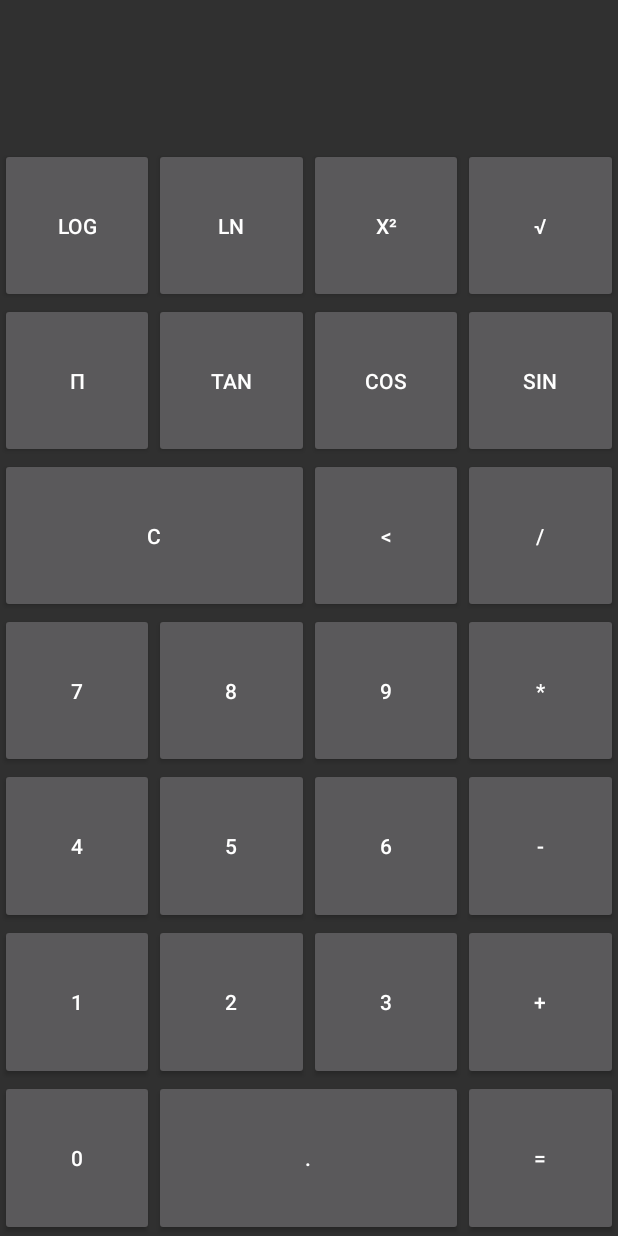
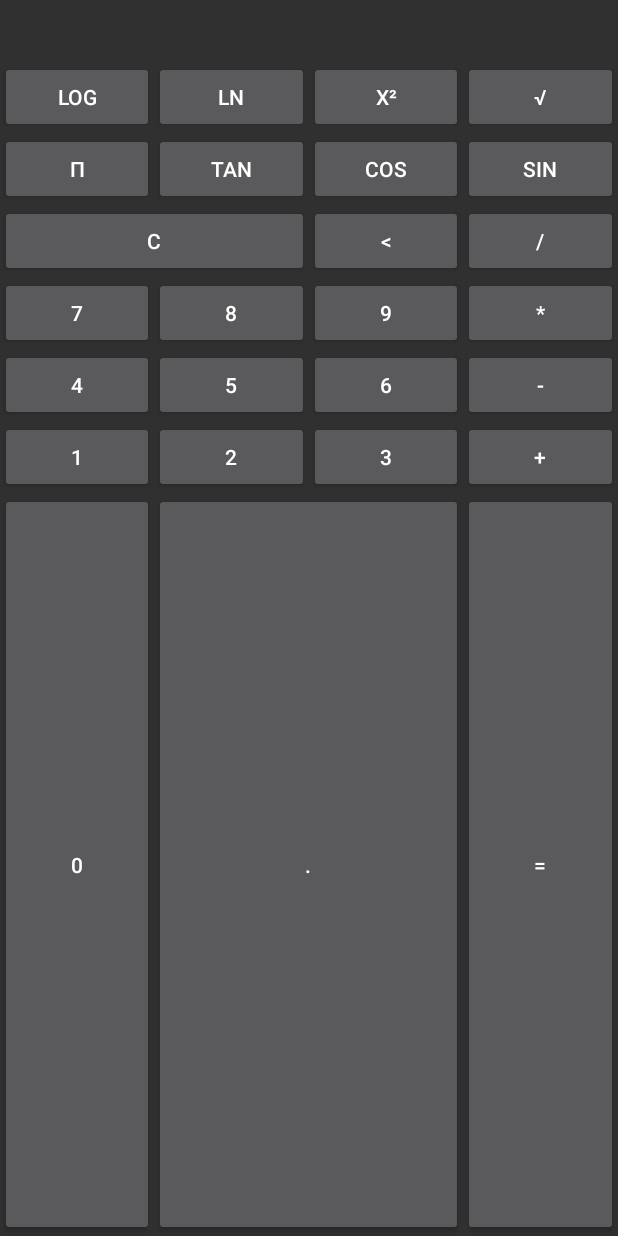
Before and after one commit to shaxi1/Android-Calculator, an Android app: the AdvancedCalcActivity screen opened directly, with no data from a screen before it, on a phone screen of 412 x 824 dp. Run offline under Robolectric (Android 15) with nearby library versions, the phone set to English and light mode, and no system bars.

Commit message:
Fix scaling on advanced calc view

```diff
--- a/app/src/main/res/layout/activity_advanced_calc.xml
+++ b/app/src/main/res/layout/activity_advanced_calc.xml
@@ -3,7 +3,8 @@
     android:layout_width="match_parent"
     android:layout_height="match_parent"
     android:columnCount="4"
-    android:rowCount="8">
+    android:rowCount="8"
+    android:useDefaultMargins="false">
 
     <TextView
         android:id="@+id/tv_result"
@@ -15,8 +16,8 @@
         android:layout_gravity="fill_horizontal"
         android:gravity="end"
         android:layout_columnWeight="1"
-        android:layout_rowWeight="1"
-        android:padding="1dp" />
+        android:layout_width="0dp"
+        android:layout_height="wrap_content"/>
 
     <Button
         android:id="@+id/btn_square"
@@ -24,7 +25,8 @@
         android:layout_column="3"
         android:layout_row="1"
         android:layout_columnWeight="1"
-        android:layout_rowWeight="1"
+        android:layout_width="0dp"
+        android:layout_height="wrap_content"
         android:layout_gravity="fill"/>
 
     <Button
@@ -33,7 +35,8 @@
         android:layout_column="2"
         android:layout_row="1"
         android:layout_columnWeight="1"
-        android:layout_rowWeight="1"
+        android:layout_width="0dp"
+        android:layout_height="wrap_content"
         android:layout_gravity="fill"/>
 
     <Button
@@ -42,7 +45,8 @@
         android:layout_column="1"
         android:layout_row="1"
         android:layout_columnWeight="1"
-        android:layout_rowWeight="1"
+        android:layout_width="0dp"
+        android:layout_height="wrap_content"
         android:layout_gravity="fill"/>
     <Button
         android:id="@+id/btn_log"
@@ -50,7 +54,8 @@
         android:layout_column="0"
         android:layout_row="1"
         android:layout_columnWeight="1"
-        android:layout_rowWeight="1"
+        android:layout_width="0dp"
+        android:layout_height="wrap_content"
         android:layout_gravity="fill"/>
 
     <Button
@@ -59,7 +64,8 @@
         android:layout_column="3"
         android:layout_row="2"
         android:layout_columnWeight="1"
-        android:layout_rowWeight="1"
+        android:layout_width="0dp"
+        android:layout_height="wrap_content"
         android:layout_gravity="fill"/>
 
     <Button
@@ -68,7 +74,8 @@
         android:layout_column="2"
         android:layout_row="2"
         android:layout_columnWeight="1"
-        android:layout_rowWeight="1"
+        android:layout_width="0dp"
+        android:layout_height="wrap_content"
         android:layout_gravity="fill"/>
 
     <Button
@@ -77,7 +84,8 @@
         android:layout_column="1"
         android:layout_row="2"
         android:layout_columnWeight="1"
-        android:layout_rowWeight="1"
+        android:layout_width="0dp"
+        android:layout_height="wrap_content"
         android:layout_gravity="fill"/>
 
     <Button
@@ -86,7 +94,8 @@
         android:layout_column="0"
         android:layout_row="2"
         android:layout_columnWeight="1"
-        android:layout_rowWeight="1"
+        android:layout_width="0dp"
+        android:layout_height="wrap_content"
         android:layout_gravity="fill"/>
 
     <Button
@@ -96,7 +105,8 @@
         android:layout_row="3"
         android:layout_columnSpan="2"
         android:layout_columnWeight="1"
-        android:layout_rowWeight="1"
+        android:layout_width="0dp"
+        android:layout_height="wrap_content"
         android:layout_gravity="fill"/>
 
     <Button
@@ -105,7 +115,8 @@
         android:layout_column="2"
         android:layout_row="3"
         android:layout_columnWeight="1"
-        android:layout_rowWeight="1"
+        android:layout_width="0dp"
+        android:layout_height="wrap_content"
         android:layout_gravity="fill"/>
 
     <Button
@@ -114,7 +125,8 @@
         android:layout_column="3"
         android:layout_row="3"
         android:layout_columnWeight="1"
-        android:layout_rowWeight="1"
+        android:layout_width="0dp"
+        android:layout_height="wrap_content"
         android:layout_gravity="fill"/>
 
     <Button
@@ -123,7 +135,8 @@
         android:layout_column="0"
         android:layout_row="4"
         android:layout_columnWeight="1"
-        android:layout_rowWeight="1"
+        android:layout_width="0dp"
+        android:layout_height="wrap_content"
         android:layout_gravity="fill"/>
 
     <Button
@@ -132,7 +145,8 @@
         android:layout_column="1"
         android:layout_row="4"
         android:layout_columnWeight="1"
-        android:layout_rowWeight="1"
+        android:layout_width="0dp"
+        android:layout_height="wrap_content"
         android:layout_gravity="fill"/>
 
     <Button
@@ -141,7 +155,8 @@
         android:layout_column="2"
         android:layout_row="4"
         android:layout_columnWeight="1"
-        android:layout_rowWeight="1"
+        android:layout_width="0dp"
+        android:layout_height="wrap_content"
         android:layout_gravity="fill"/>
 
     <Button
@@ -150,7 +165,8 @@
         android:layout_column="3"
         android:layout_row="4"
         android:layout_columnWeight="1"
-        android:layout_rowWeight="1"
+        android:layout_width="0dp"
+        android:layout_height="wrap_content"
         android:layout_gravity="fill"/>
 
     <Button
@@ -159,7 +175,8 @@
         android:layout_column="0"
         android:layout_row="5"
         android:layout_columnWeight="1"
-        android:layout_rowWeight="1"
+        android:layout_width="0dp"
+        android:layout_height="wrap_content"
         android:layout_gravity="fill"/>
 
     <Button
@@ -168,7 +185,8 @@
         android:layout_column="1"
         android:layout_row="5"
         android:layout_columnWeight="1"
-        android:layout_rowWeight="1"
+        android:layout_width="0dp"
+        android:layout_height="wrap_content"
         android:layout_gravity="fill"/>
 
     <Button
@@ -177,7 +195,8 @@
         android:layout_column="2"
         android:layout_row="5"
         android:layout_columnWeight="1"
-        android:layout_rowWeight="1"
+        android:layout_width="0dp"
+        android:layout_height="wrap_content"
         android:layout_gravity="fill"/>
 
     <Button
@@ -186,7 +205,8 @@
         android:layout_column="3"
         android:layout_row="5"
         android:layout_columnWeight="1"
-        android:layout_rowWeight="1"
+        android:layout_width="0dp"
+        android:layout_height="wrap_content"
         android:layout_gravity="fill"/>
 
     <Button
@@ -195,7 +215,8 @@
         android:layout_column="0"
         android:layout_row="6"
         android:layout_columnWeight="1"
-        android:layout_rowWeight="1"
+        android:layout_width="0dp"
+        android:layout_height="wrap_content"
         android:layout_gravity="fill"/>
 
     <Button
@@ -204,7 +225,8 @@
         android:layout_column="1"
         android:layout_row="6"
         android:layout_columnWeight="1"
-        android:layout_rowWeight="1"
+        android:layout_width="0dp"
+        android:layout_height="wrap_content"
         android:layout_gravity="fill"/>
 
     <Button
@@ -213,7 +235,8 @@
         android:layout_column="2"
         android:layout_row="6"
         android:layout_columnWeight="1"
-        android:layout_rowWeight="1"
+        android:layout_width="0dp"
+        android:layout_height="wrap_content"
         android:layout_gravity="fill"/>
     <Button
         android:id="@+id/btn_add"
@@ -221,7 +244,8 @@
         android:layout_column="3"
         android:layout_row="6"
         android:layout_columnWeight="1"
-        android:layout_rowWeight="1"
+        android:layout_width="0dp"
+        android:layout_height="wrap_content"
         android:layout_gravity="fill"/>
 
     <Button
@@ -230,7 +254,8 @@
         android:layout_column="0"
         android:layout_row="7"
         android:layout_columnWeight="1"
-        android:layout_rowWeight="1"
+        android:layout_width="0dp"
+        android:layout_height="wrap_content"
         android:layout_gravity="fill"/>
 
     <Button
@@ -240,7 +265,8 @@
         android:layout_row="7"
         android:layout_columnSpan="2"
         android:layout_columnWeight="1"
-        android:layout_rowWeight="1"
+        android:layout_width="0dp"
+        android:layout_height="wrap_content"
         android:layout_gravity="fill"/>
 
     <Button
@@ -249,7 +275,8 @@
         android:layout_column="3"
         android:layout_row="7"
         android:layout_columnWeight="1"
-        android:layout_rowWeight="1"
+        android:layout_width="0dp"
+        android:layout_height="wrap_content"
         android:layout_gravity="fill"/>
 
 </GridLayout>
```
